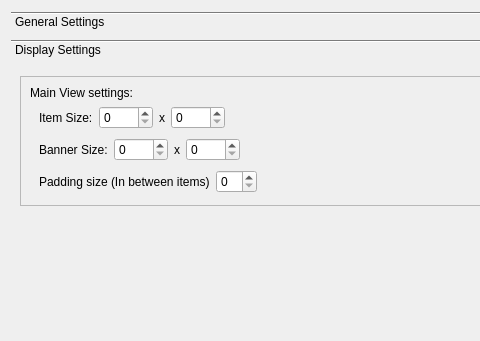
Qt form src/ui/dialog/SettingsDialog.ui (KJNeko/Atlas) before a commit; both pictures show x 0 to 480 and y 0 to 341 of the 1056 by 729 pixel window.
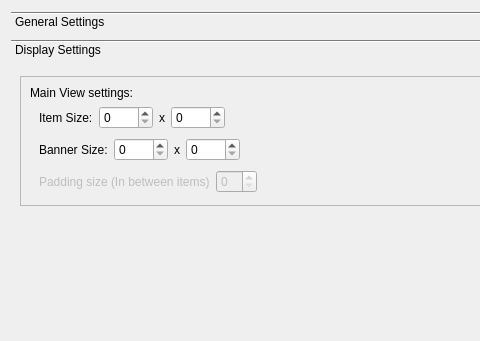
The same form after that commit.

```diff
--- a/src/ui/dialog/SettingsDialog.ui
+++ b/src/ui/dialog/SettingsDialog.ui
@@ -241,6 +241,9 @@
              </property>
              <item>
               <widget class="QLabel" name="label_4">
+               <property name="enabled">
+                <bool>false</bool>
+               </property>
                <property name="text">
                 <string>Padding size (In between items)</string>
                </property>
@@ -248,6 +251,9 @@
              </item>
              <item>
               <widget class="QSpinBox" name="itemPadding">
+               <property name="enabled">
+                <bool>false</bool>
+               </property>
                <property name="value">
                 <number>0</number>
                </property>
```
